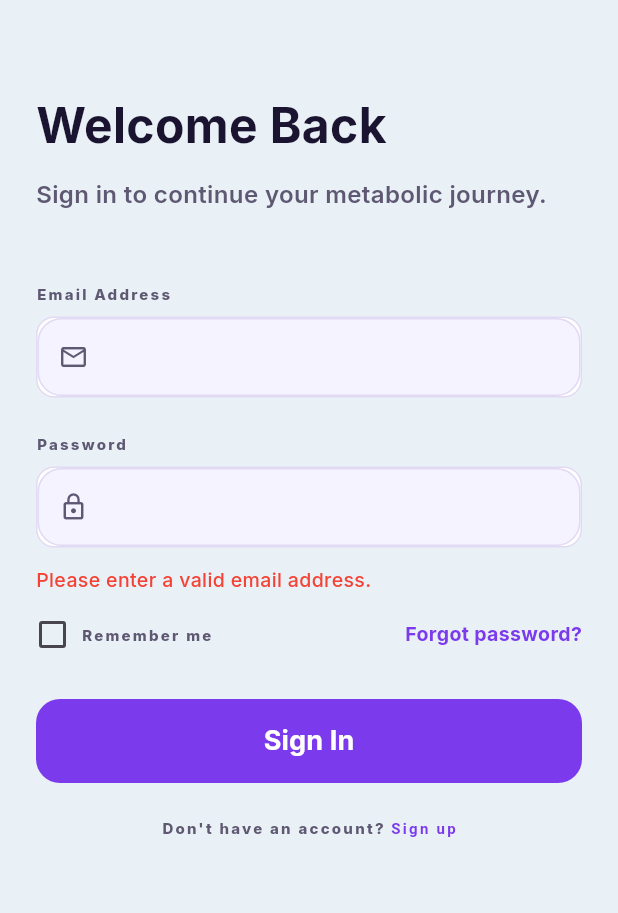
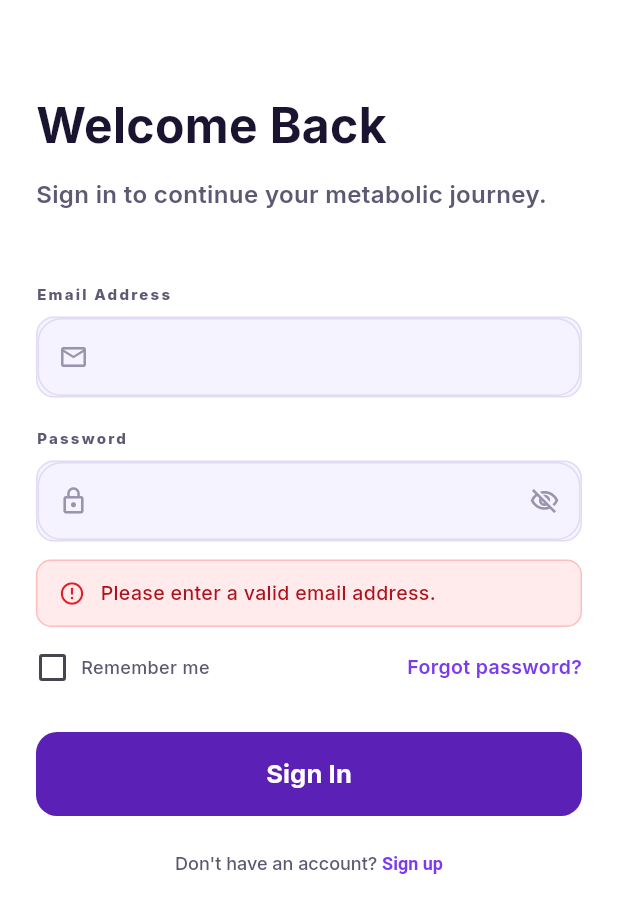
Before and after one commit to Megha-codes/Mytr-AI-App, a Flutter app: the LoginScreen screen opened by its route, after a tap on "Sign In", on a phone screen of 412 x 824 dp. Shown: the top 913 px of the screen. Run offline on Flutter 3.47's test engine with Material 3 defaults, Android fonts, the phone set to English and light mode, and no system bars; our stand-ins replace app_links, camera, connectivity_plus, curved_navigation_bar, dio, fl_chart and 10 more; missing offline and left inert: dio_smart_retry, flutter_web_auth_2, health; accounts and stored records are empty.

Commit message:
Fix auth flow: logout destination, inline login errors, sign in button prominence
- clearAll() now preserves has_completed_onboarding so logout lands on /auth/login not intro
- Login screen shows inline red error banner for all failures (401/423/429/network)
  instead of snackbars that are easy to miss; wrapped in SingleChildScrollView
- Intro screen Sign In is now a full outlined button, not a small text link
- Fix broken Hive.registerAdapter(User. truncated line in main.dart

Co-Authored-By: Claude Sonnet 4.6 <noreply@anthropic.com>

```diff
--- a/frontend/lib/core/services/auth_storage_service.dart
+++ b/frontend/lib/core/services/auth_storage_service.dart
@@ -30,9 +30,16 @@ class AuthStorageService {
   Future<String?> getRefreshToken() => _safeRead(_refreshTokenKey);
 
   Future<void> clearAll() async {
+    // Clear tokens and session data but KEEP the onboarding flag so returning
+    // users who log out land on /auth/login, not the intro screen.
     try {
-      await _storage.deleteAll();
-    } catch (_) {}
+      await _storage.delete(key: _accessTokenKey);
+      await _storage.delete(key: _refreshTokenKey);
+      await _storage.delete(key: _userTypeKey);
+      await _storage.delete(key: _onboardingStepKey);
+    } catch (_) {
+      try { await _storage.deleteAll(); } catch (_) {}
+    }
   }
 
   Future<bool> hasCompletedOnboarding() async {
--- a/frontend/lib/features/auth/ui/screens/login_screen.dart
+++ b/frontend/lib/features/auth/ui/screens/login_screen.dart
@@ -17,10 +17,10 @@ class LoginScreen extends ConsumerStatefulWidget {
 class _LoginScreenState extends ConsumerState<LoginScreen> {
   final _emailController = TextEditingController();
   final _passwordController = TextEditingController();
+  final _passwordFocusNode = FocusNode();
   bool _isLoading = false;
   bool _rememberMe = false;
-
-  final _passwordFocusNode = FocusNode();
+  bool _obscurePassword = true;
   String? _errorMessage;
 
   @override
@@ -51,6 +51,8 @@ class _LoginScreenState extends ConsumerState<LoginScreen> {
   static final _emailRegex = RegExp(r'^[^@\s]+@[^@\s]+\.[^@\s]+$');
 
   Future<void> _login() async {
+    FocusScope.of(context).unfocus();
+
     final email = _emailController.text.trim();
     if (!_emailRegex.hasMatch(email)) {
       setState(() => _errorMessage = 'Please enter a valid email address.');
@@ -68,32 +70,28 @@ class _LoginScreenState extends ConsumerState<LoginScreen> {
 
     try {
       await ref.read(authProvider.notifier).login(
-        _emailController.text.trim(),
+        email,
         _passwordController.text,
         rememberMe: _rememberMe,
       );
-      // Navigate explicitly rather than relying solely on the router redirect.
       if (mounted) context.go('/home');
     } on DioException catch (e) {
       if (!mounted) return;
-      if (e.response?.statusCode == 401) {
-        setState(() => _errorMessage = 'Incorrect email or password');
-      } else if (e.response?.statusCode == 423) {
+      final code = e.response?.statusCode;
+      if (code == 401) {
+        setState(() => _errorMessage = 'Incorrect email or password.');
+      } else if (code == 423) {
         final detail = e.response?.data is Map ? e.response?.data['detail'] as String? : null;
         setState(() => _errorMessage = detail ??
-            'Account temporarily locked after too many failed attempts. Reset your password to unlock it.');
-      } else if (e.response?.statusCode == 429) {
+            'Account locked after too many failed attempts. Reset your password to unlock it.');
+      } else if (code == 429) {
         setState(() => _errorMessage = 'Too many attempts. Please wait a minute and try again.');
       } else {
-        ScaffoldMessenger.of(context).showSnackBar(
-          const SnackBar(content: Text('Connection failed. Check your internet.')),
-        );
+        setState(() => _errorMessage = 'Could not connect to server. Check your internet connection.');
       }
     } catch (_) {
       if (mounted) {
-        ScaffoldMessenger.of(context).showSnackBar(
-          const SnackBar(content: Text('Connection failed. Check your internet.')),
-        );
+        setState(() => _errorMessage = 'Something went wrong. Please try again.');
       }
     } finally {
       if (mounted) setState(() => _isLoading = false);
@@ -103,10 +101,11 @@ class _LoginScreenState extends ConsumerState<LoginScreen> {
   @override
   Widget build(BuildContext context) {
     return Scaffold(
-      backgroundColor: AppTheme.backgroundCream,
+      backgroundColor: AppTheme.backgroundWhite,
       body: SafeArea(
-        child: Padding(
+        child: SingleChildScrollView(
           padding: const EdgeInsets.symmetric(horizontal: 24),
+          keyboardDismissBehavior: ScrollViewKeyboardDismissBehavior.onDrag,
           child: Column(
             crossAxisAlignment: CrossAxisAlignment.start,
             children: [
@@ -122,15 +121,37 @@ class _LoginScreenState extends ConsumerState<LoginScreen> {
               ),
               const SizedBox(height: 48),
 
-              _buildField('Email Address', LucideIcons.mail, _emailController),
-              const SizedBox(height: 24),
-              _buildField('Password', LucideIcons.lock, _passwordController, isPassword: true, focusNode: _passwordFocusNode),
+              _buildField('Email Address', LucideIcons.mail, _emailController,
+                  keyboardType: TextInputType.emailAddress),
+              const SizedBox(height: 20),
+              _buildPasswordField(),
 
               if (_errorMessage != null) ...[
                 const SizedBox(height: 12),
-                Text(
+                Container(
+                  width: double.infinity,
+                  padding: const EdgeInsets.symmetric(horizontal: 14, vertical: 12),
+                  decoration: BoxDecoration(
+                    color: const Color(0xFFFFEBEB),
+                    borderRadius: BorderRadius.circular(10),
+                    border: Border.all(color: const Color(0xFFFFBDBD)),
+                  ),
+                  child: Row(
+                    children: [
+                      const Icon(Icons.error_outline, color: Color(0xFFE11D2A), size: 18),
+                      const SizedBox(width: 10),
+                      Expanded(
+                        child: Text(
                           _errorMessage!,
-                  style: const TextStyle(color: Colors.red, fontSize: 13),
+                          style: const TextStyle(
+                            color: Color(0xFFB0121C),
+                            fontSize: 13,
+                            fontWeight: FontWeight.w500,
+                          ),
+                        ),
+                      ),
+                    ],
+                  ),
                 ),
               ],
 
@@ -148,7 +169,7 @@ class _LoginScreenState extends ConsumerState<LoginScreen> {
                           child: Checkbox(
                             value: _rememberMe,
                             onChanged: (v) => setState(() => _rememberMe = v ?? false),
-                            activeColor: AppTheme.brandGreen,
+                            activeColor: AppTheme.brandPurple,
                             materialTapTargetSize: MaterialTapTargetSize.shrinkWrap,
                             visualDensity: VisualDensity.compact,
                           ),
@@ -156,7 +177,7 @@ class _LoginScreenState extends ConsumerState<LoginScreen> {
                         const SizedBox(width: 8),
                         Text(
                           'Remember me',
-                          style: AppTheme.labelSmall.copyWith(color: AppTheme.textSecondary),
+                          style: AppTheme.bodySmall.copyWith(color: AppTheme.textSecondary),
                         ),
                       ],
                     ),
@@ -165,7 +186,11 @@ class _LoginScreenState extends ConsumerState<LoginScreen> {
                     onTap: () => context.push('/auth/forgot-password'),
                     child: Text(
                       'Forgot password?',
-                      style: TextStyle(color: AppTheme.brandGreen, fontWeight: FontWeight.bold, fontSize: 13),
+                      style: TextStyle(
+                        color: AppTheme.brandPurple,
+                        fontWeight: FontWeight.w600,
+                        fontSize: 13,
+                      ),
                     ),
                   ),
                 ],
@@ -178,9 +203,10 @@ class _LoginScreenState extends ConsumerState<LoginScreen> {
                 child: ElevatedButton(
                   onPressed: _isLoading ? null : _login,
                   style: ElevatedButton.styleFrom(
-                    backgroundColor: AppTheme.brandGreen,
+                    backgroundColor: AppTheme.brandPurpleDeep,
                     foregroundColor: Colors.white,
-                    shape: RoundedRectangleBorder(borderRadius: BorderRadius.circular(16)),
+                    disabledBackgroundColor: AppTheme.brandPurpleDeep.withValues(alpha: 0.5),
+                    shape: RoundedRectangleBorder(borderRadius: BorderRadius.circular(14)),
                     elevation: 0,
                   ),
                   child: _isLoading
@@ -189,7 +215,8 @@ class _LoginScreenState extends ConsumerState<LoginScreen> {
                           width: 20,
                           child: CircularProgressIndicator(color: Colors.white, strokeWidth: 2),
                         )
-                    : const Text('Sign In', style: TextStyle(fontSize: 18, fontWeight: FontWeight.bold)),
+                      : const Text('Sign In',
+                          style: TextStyle(fontSize: 17, fontWeight: FontWeight.bold)),
                 ),
               ),
 
@@ -200,17 +227,21 @@ class _LoginScreenState extends ConsumerState<LoginScreen> {
                   child: RichText(
                     text: TextSpan(
                       text: "Don't have an account? ",
-                      style: AppTheme.labelSmall.copyWith(color: AppTheme.textSecondary),
+                      style: AppTheme.bodySmall.copyWith(color: AppTheme.textSecondary),
                       children: [
                         TextSpan(
                           text: 'Sign up',
-                          style: TextStyle(color: AppTheme.brandGreen, fontWeight: FontWeight.bold),
+                          style: TextStyle(
+                            color: AppTheme.brandPurple,
+                            fontWeight: FontWeight.bold,
+                          ),
                         ),
                       ],
                     ),
                   ),
                 ),
               ),
+              const SizedBox(height: 40),
             ],
           ),
         ),
@@ -218,7 +249,13 @@ class _LoginScreenState extends ConsumerState<LoginScreen> {
     );
   }
 
-  Widget _buildField(String label, IconData icon, TextEditingController controller, {bool isPassword = false, FocusNode? focusNode}) {
+  Widget _buildField(
+    String label,
+    IconData icon,
+    TextEditingController controller, {
+    TextInputType keyboardType = TextInputType.text,
+    FocusNode? focusNode,
+  }) {
     return Column(
       crossAxisAlignment: CrossAxisAlignment.start,
       children: [
@@ -226,22 +263,60 @@ class _LoginScreenState extends ConsumerState<LoginScreen> {
         const SizedBox(height: 8),
         Container(
           decoration: BoxDecoration(
-            color: Colors.white,
+            color: AppTheme.backgroundSurface,
             borderRadius: BorderRadius.circular(12),
             border: Border.all(color: AppTheme.borderLight),
           ),
           child: TextField(
             controller: controller,
             focusNode: focusNode,
-            obscureText: isPassword,
+            keyboardType: keyboardType,
             decoration: InputDecoration(
-              prefixIcon: Icon(icon, size: 20, color: AppTheme.textSecondary),
+              prefixIcon: Icon(icon, size: 20, color: AppTheme.textHint),
               border: InputBorder.none,
-              contentPadding: const EdgeInsets.symmetric(horizontal: 16, vertical: 14),
+              contentPadding:
+                  const EdgeInsets.symmetric(horizontal: 16, vertical: 14),
             ),
           ),
         ),
       ],
     );
   }
+
+  Widget _buildPasswordField() {
+    return Column(
+      crossAxisAlignment: CrossAxisAlignment.start,
+      children: [
+        Text('Password', style: AppTheme.labelSmall),
+        const SizedBox(height: 8),
+        Container(
+          decoration: BoxDecoration(
+            color: AppTheme.backgroundSurface,
+            borderRadius: BorderRadius.circular(12),
+            border: Border.all(color: AppTheme.borderLight),
+          ),
+          child: TextField(
+            controller: _passwordController,
+            focusNode: _passwordFocusNode,
+            obscureText: _obscurePassword,
+            decoration: InputDecoration(
+              prefixIcon: Icon(LucideIcons.lock, size: 20, color: AppTheme.textHint),
+              suffixIcon: GestureDetector(
+                onTap: () => setState(() => _obscurePassword = !_obscurePassword),
+                child: Icon(
+                  _obscurePassword ? Icons.visibility_off_outlined : Icons.visibility_outlined,
+                  size: 20,
+                  color: AppTheme.textHint,
+                ),
+              ),
+              border: InputBorder.none,
+              contentPadding:
+                  const EdgeInsets.symmetric(horizontal: 16, vertical: 14),
+            ),
+            onSubmitted: (_) => _login(),
+          ),
+        ),
+      ],
+    );
   }
+}
--- a/frontend/lib/features/onboarding/ui/screens/intro_screen.dart
+++ b/frontend/lib/features/onboarding/ui/screens/intro_screen.dart
@@ -168,25 +168,25 @@ class IntroScreen extends StatelessWidget {
                     variant: ButtonVariant.tertiary,
                     onPressed: () => context.push('/onboarding/create-account'),
                   ),
-                  const SizedBox(height: 20),
-                  GestureDetector(
-                    onTap: () => context.push('/auth/login'),
-                    child: RichText(
-                      text: const TextSpan(
-                        text: 'Already have an account? ',
+                  const SizedBox(height: 12),
+                  SizedBox(
+                    width: double.infinity,
+                    height: 52,
+                    child: OutlinedButton(
+                      onPressed: () => context.push('/auth/login'),
+                      style: OutlinedButton.styleFrom(
+                        foregroundColor: AppColors.nearBlack,
+                        side: const BorderSide(color: AppColors.nearBlack, width: 1.5),
+                        shape: RoundedRectangleBorder(
+                          borderRadius: BorderRadius.circular(14),
+                        ),
+                      ),
+                      child: const Text(
+                        'Sign In',
                         style: TextStyle(
-                          color: AppColors.textSecondary,
-                          fontSize: 11,
+                          fontSize: 16,
+                          fontWeight: FontWeight.bold,
                         ),
-                        children: [
-                          TextSpan(
-                            text: 'Sign in',
-                            style: TextStyle(
-                              color: AppColors.nearBlack,
-                              fontWeight: FontWeight.bold,
-                            ),
-                          ),
-                        ],
                       ),
                     ),
                   ),
--- a/frontend/lib/main.dart
+++ b/frontend/lib/main.dart
@@ -19,12 +19,7 @@ void main() async {
   await Hive.initFlutter();
 
   // Register Adapters
-  Hive.registerAdapter(UserTypeAdapter());
-  Hive.registerAdapter(AchievementAdapter());
   Hive.registerAdapter(UserProfileAdapter());
-  Hive.registerAdapter(GlucoseTrendAdapter());
-  Hive.registerAdapter(GlucoseStatusAdapter());
-  Hive.registerAdapter(GlucoseReadingAdapter());
   Hive.registerAdapter(ActivitySummaryAdapter());
   Hive.registerAdapter(SleepDataAdapter());
   Hive.registerAdapter(SleepStageAdapter());
```
Lines whose indentation alone changed are shown as unchanged.
